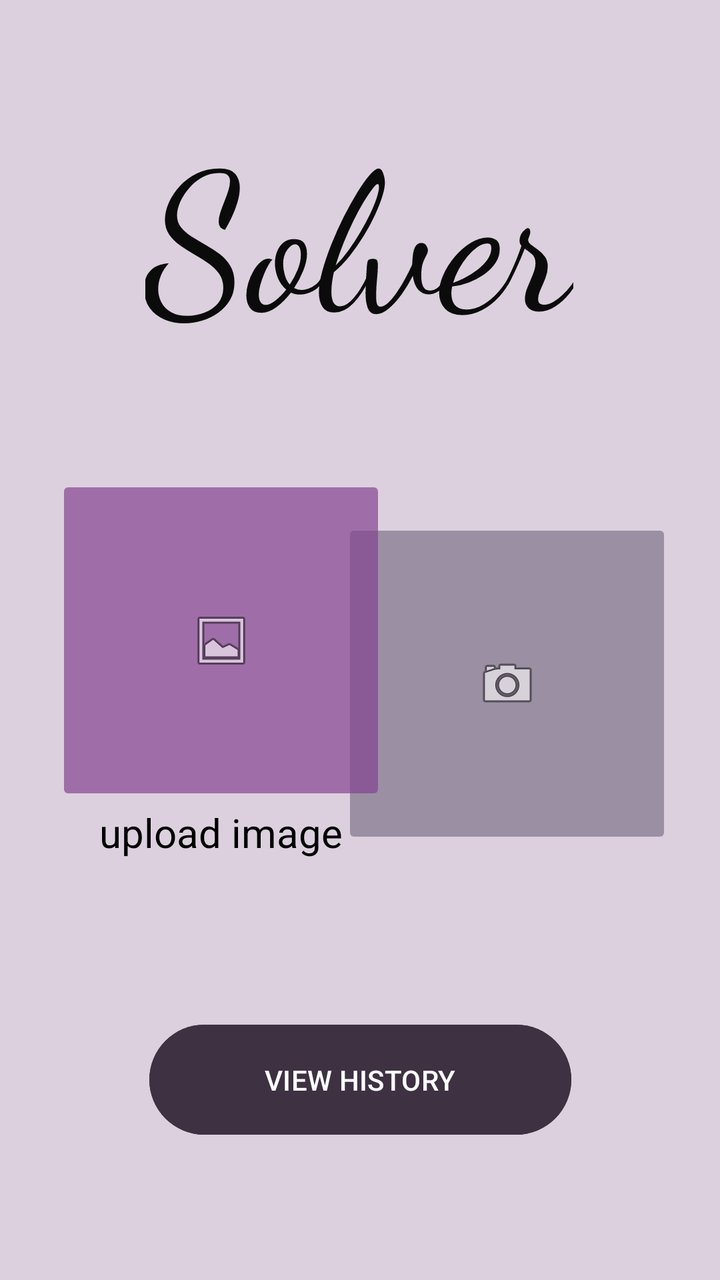
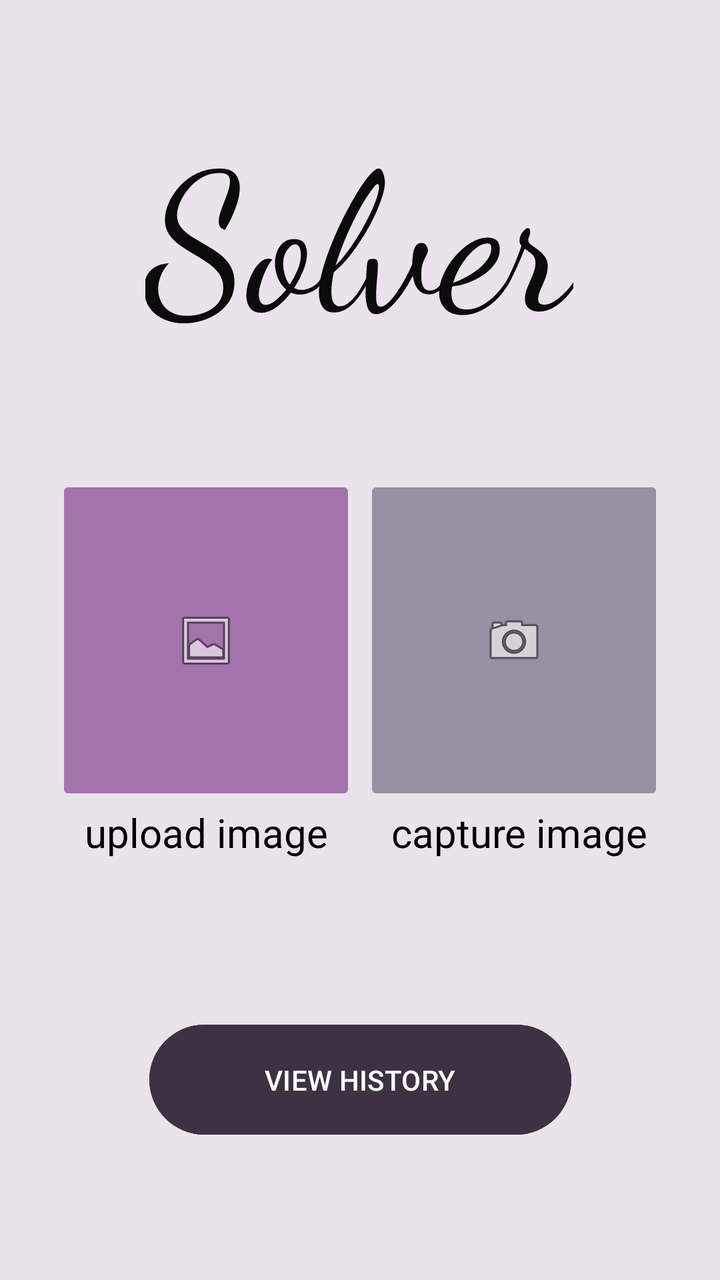

Before-and-after screenshots of an Android layout around one commit, followed by the original layout XML and the change that was made.
<!-- AndroidManifest.xml: application theme Theme.SolverApp -->
<!-- res/layout/activity_main.xml -->
<?xml version="1.0" encoding="utf-8"?>
<androidx.constraintlayout.widget.ConstraintLayout xmlns:android="http://schemas.android.com/apk/res/android"
    xmlns:app="http://schemas.android.com/apk/res-auto"
    xmlns:tools="http://schemas.android.com/tools"
    android:id="@+id/main"
    android:layout_width="match_parent"
    android:layout_height="match_parent"
    android:background="#DCD0DE"
    android:backgroundTintMode="multiply"
    tools:context=".MainActivity">

    <ImageButton
        android:id="@+id/cameraButton"
        android:layout_width="165dp"
        android:layout_height="165dp"
        android:layout_marginEnd="24dp"
        android:backgroundTint="#9B8FA4"
        android:contentDescription="gallary_button"
        app:layout_constraintBottom_toBottomOf="parent"
        app:layout_constraintEnd_toEndOf="parent"
        app:layout_constraintHorizontal_bias="1.0"
        app:layout_constraintStart_toEndOf="@+id/uploadButton"
        app:layout_constraintTop_toBottomOf="@+id/appName"
        app:layout_constraintVertical_bias="0.261"
        app:srcCompat="@android:drawable/ic_menu_camera" />

    <TextView
        android:id="@+id/uploadImage2"
        android:layout_width="165dp"
        android:layout_height="38dp"
        android:layout_marginStart="28dp"
        android:fontFamily="sans-serif"
        android:text="upload image"
        android:textAlignment="center"
        android:textColor="#000000"
        android:textSize="20sp"
        app:layout_constraintBottom_toBottomOf="parent"
        app:layout_constraintStart_toStartOf="parent"
        app:layout_constraintTop_toBottomOf="@+id/uploadButton"
        app:layout_constraintVertical_bias="0.0" />

    <TextView
        android:id="@+id/appName"
        android:layout_width="214dp"
        android:layout_height="135dp"
        android:layout_marginTop="48dp"
        android:fontFamily="cursive"
        android:text="Solver"
        android:textColor="#0B0B0B"
        android:textSize="96sp"
        android:typeface="normal"
        android:visibility="visible"
        app:layout_constraintEnd_toEndOf="parent"
        app:layout_constraintHorizontal_bias="0.497"
        app:layout_constraintStart_toStartOf="parent"
        app:layout_constraintTop_toTopOf="parent" />

    <Button
        android:id="@+id/history"
        android:layout_width="211dp"
        android:layout_height="63dp"
        android:backgroundTint="#3D3142"
        android:backgroundTintMode="add"
        android:text="VIEW HISTORY"
        android:textColor="#FFFEFF"
        app:layout_constraintBottom_toBottomOf="parent"
        app:layout_constraintEnd_toEndOf="parent"
        app:layout_constraintHorizontal_bias="0.5"
        app:layout_constraintStart_toStartOf="parent"
        app:layout_constraintTop_toTopOf="parent"
        app:layout_constraintVertical_bias="0.881"
        app:rippleColor="#F8F4F4" />

    <TextView
        android:id="@+id/captureImage"
        android:layout_width="165dp"
        android:layout_height="38dp"
        android:layout_marginEnd="24dp"
        android:layout_marginBottom="224dp"
        android:fontFamily="sans-serif"
        android:text="capture image"
        android:textAlignment="center"
        android:textColor="#000000"
        android:textSize="20sp"
        app:layout_constraintBottom_toBottomOf="parent"
        app:layout_constraintEnd_toEndOf="parent"
        app:layout_constraintHorizontal_bias="1.0"
        app:layout_constraintStart_toEndOf="@+id/uploadImage2"
        app:layout_constraintTop_toBottomOf="@+id/cameraButton"
        app:layout_constraintVertical_bias="0.0" />

    <ImageButton
        android:id="@+id/uploadButton"
        android:layout_width="165dp"
        android:layout_height="165dp"
        android:layout_marginStart="28dp"
        android:backgroundTint="#AF834290"
        android:contentDescription="gallary_button"
        app:layout_constraintBottom_toBottomOf="parent"
        app:layout_constraintStart_toStartOf="parent"
        app:layout_constraintTop_toTopOf="parent"
        app:srcCompat="@android:drawable/ic_menu_gallery" />

</androidx.constraintlayout.widget.ConstraintLayout>
<!-- resources referenced by this layout -->
<resources>
  <style name="Theme.SolverApp" parent="Base.Theme.SolverApp" />
  <style name="Base.Theme.SolverApp" parent="Theme.Material3.Light.NoActionBar">
          
          
      </style>
</resources>

<!-- the commit's change to res/layout/activity_main.xml (unified diff, before → after) -->
@@ -5,29 +5,28 @@
     android:id="@+id/main"
     android:layout_width="match_parent"
     android:layout_height="match_parent"
-    android:background="#DCD0DE"
+    android:background="#EAE3EB"
     android:backgroundTintMode="multiply"
     tools:context=".MainActivity">
 
     <ImageButton
         android:id="@+id/cameraButton"
-        android:layout_width="165dp"
+        android:layout_width="150dp"
         android:layout_height="165dp"
-        android:layout_marginEnd="24dp"
+        android:layout_marginEnd="28dp"
         android:backgroundTint="#9B8FA4"
-        android:contentDescription="gallary_button"
+        android:contentDescription="camera_button"
         app:layout_constraintBottom_toBottomOf="parent"
         app:layout_constraintEnd_toEndOf="parent"
         app:layout_constraintHorizontal_bias="1.0"
         app:layout_constraintStart_toEndOf="@+id/uploadButton"
-        app:layout_constraintTop_toBottomOf="@+id/appName"
-        app:layout_constraintVertical_bias="0.261"
+        app:layout_constraintTop_toTopOf="parent"
         app:srcCompat="@android:drawable/ic_menu_camera" />
 
     <TextView
         android:id="@+id/uploadImage2"
-        android:layout_width="165dp"
-        android:layout_height="38dp"
+        android:layout_width="150dp"
+        android:layout_height="40dp"
         android:layout_marginStart="28dp"
         android:fontFamily="sans-serif"
         android:text="upload image"
@@ -73,8 +72,8 @@
 
     <TextView
         android:id="@+id/captureImage"
-        android:layout_width="165dp"
-        android:layout_height="38dp"
+        android:layout_width="151dp"
+        android:layout_height="40dp"
         android:layout_marginEnd="24dp"
         android:layout_marginBottom="224dp"
         android:fontFamily="sans-serif"
@@ -84,14 +83,14 @@
         android:textSize="20sp"
         app:layout_constraintBottom_toBottomOf="parent"
         app:layout_constraintEnd_toEndOf="parent"
-        app:layout_constraintHorizontal_bias="1.0"
+        app:layout_constraintHorizontal_bias="0.925"
         app:layout_constraintStart_toEndOf="@+id/uploadImage2"
         app:layout_constraintTop_toBottomOf="@+id/cameraButton"
         app:layout_constraintVertical_bias="0.0" />
 
     <ImageButton
         android:id="@+id/uploadButton"
-        android:layout_width="165dp"
+        android:layout_width="150dp"
         android:layout_height="165dp"
         android:layout_marginStart="28dp"
         android:backgroundTint="#AF834290"
